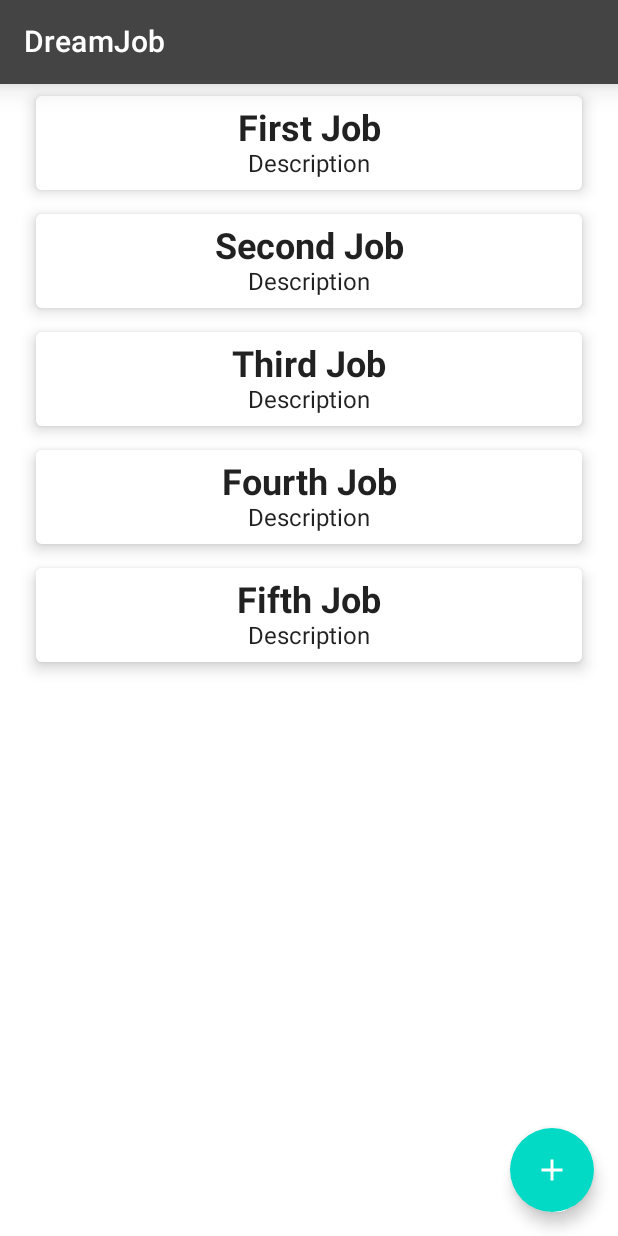
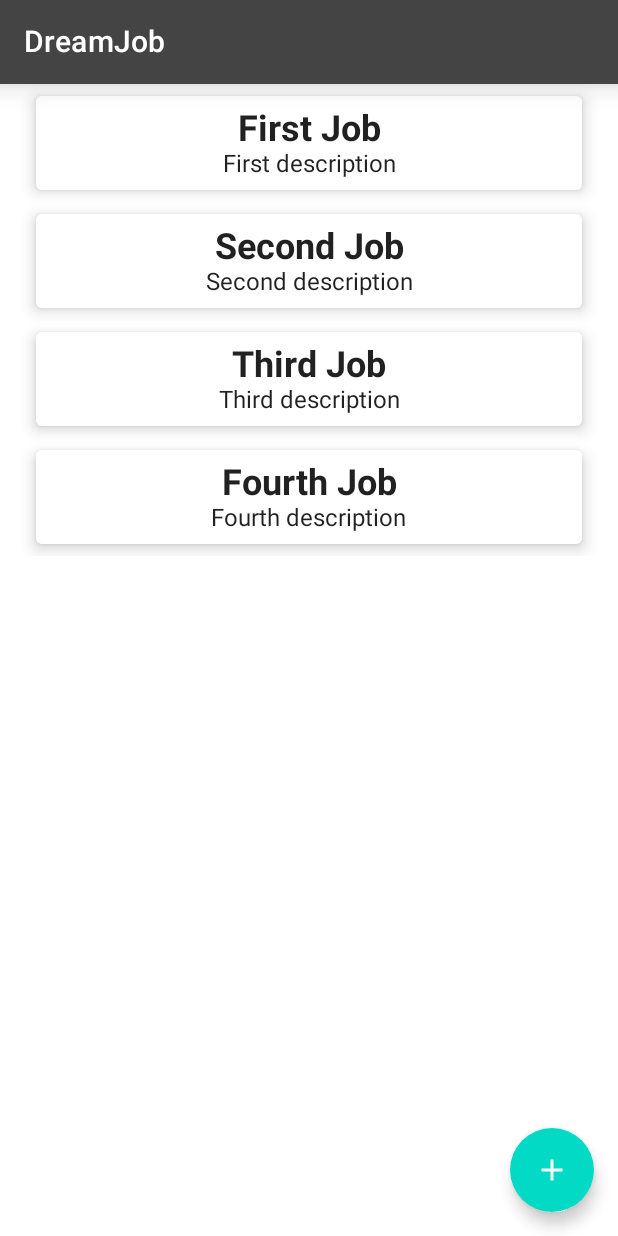
Before and after one commit to mrrlin/recruitment_agency, an Android app built with Jetpack Compose: the screen it shows after launch (MainActivity), after a tap on "Room Database", on a phone screen of 412 x 824 dp. Run offline under Robolectric (Android 15) with nearby library versions, the phone set to English and light mode, and no system bars; our stand-ins replace Room's generated code, livedata-compose.

Commit message:
Creating a view model. Adding work with the database Room.

```diff
--- a/app/build.gradle
+++ b/app/build.gradle
@@ -1,6 +1,7 @@
 plugins {
     id 'com.android.application'
     id 'org.jetbrains.kotlin.android'
+    id 'kotlin-kapt'
 }
 
 android {
@@ -31,6 +32,9 @@ android {
     }
     kotlinOptions {
         jvmTarget = '1.8'
+        freeCompilerArgs += [
+                "-Xjvm-default=all",
+        ]
     }
     buildFeatures {
         compose true
@@ -59,7 +63,13 @@ dependencies {
     androidTestImplementation "androidx.compose.ui:ui-test-junit4:$compose_version"
     debugImplementation "androidx.compose.ui:ui-tooling:$compose_version"
     debugImplementation "androidx.compose.ui:ui-test-manifest:$compose_version"
+    implementation "androidx.compose.runtime:runtime-livedata:$compose_version"
 
     def nav_version = "2.5.3"
     implementation "androidx.navigation:navigation-compose:$nav_version"
+
+    def room_version = "2.4.2"
+    implementation "androidx.room:room-runtime:$room_version"
+    kapt "androidx.room:room-compiler:$room_version"
+    implementation "androidx.room:room-ktx:$room_version"
 }
--- /dev/null
+++ b/app/src/main/java/ru/angel/recruitment_agency/MainViewModel.kt
@@ -0,0 +1,53 @@
+package ru.angel.recruitment_agency
+
+import android.app.Application
+import android.util.Log
+import androidx.lifecycle.AndroidViewModel
+import androidx.lifecycle.MutableLiveData
+import androidx.lifecycle.ViewModel
+import androidx.lifecycle.ViewModelProvider
+import ru.angel.recruitment_agency.model.Job
+import ru.angel.recruitment_agency.utils.TYPE_DATABASE
+import ru.angel.recruitment_agency.utils.TYPE_FIREBASE
+import ru.angel.recruitment_agency.utils.TYPE_ROOM
+
+class MainViewModel (application: Application) : AndroidViewModel(application) {
+
+    val readTest: MutableLiveData<List<Job>> by lazy {
+        MutableLiveData<List<Job>>()
+    }
+
+    val dbType: MutableLiveData<String> by lazy {
+        MutableLiveData<String>(TYPE_ROOM)
+    }
+
+    init {
+        readTest.value =
+            when(dbType.value) {
+                TYPE_ROOM -> {
+                    listOf<Job>(
+                        Job(title = "First Job", description = "First description"),
+                        Job(title = "Second Job", description = "Second description"),
+                        Job(title = "Third Job", description = "Third description"),
+                        Job(title = "Fourth Job", description = "Fourth description"),
+                    )
+                }
+                TYPE_FIREBASE -> listOf()
+                else -> listOf()
+            }
+    }
+
+    fun initDatabase(type: String) {
+        dbType.value = type
+        Log.d("checkData", "MainViewModel initDatabase with type: $type")
+    }
+}
+
+class MainViewModelFactory(private val application: Application) : ViewModelProvider.Factory {
+    override fun <T : ViewModel> create(modelClass: Class<T>): T {
+        if (modelClass.isAssignableFrom(MainViewModel::class.java)) {
+            return MainViewModel(application = application) as T
+        }
+        throw IllegalArgumentException("Unknown ViewModel Class")
+    }
+}
--- /dev/null
+++ b/app/src/main/java/ru/angel/recruitment_agency/model/Job.kt
@@ -0,0 +1,15 @@
+package ru.angel.recruitment_agency.model
+
+import androidx.room.ColumnInfo
+import androidx.room.Entity
+import androidx.room.PrimaryKey
+
+@Entity(tableName = "jobs_table")
+data class Job(
+    @PrimaryKey(autoGenerate = true)
+    val id: Int = 0,
+    @ColumnInfo
+    val title: String,
+    @ColumnInfo
+    val description: String
+)
--- a/app/src/main/java/ru/angel/recruitment_agency/screens/Main.kt
+++ b/app/src/main/java/ru/angel/recruitment_agency/screens/Main.kt
@@ -1,28 +1,42 @@
 package ru.angel.recruitment_agency.screens
 
+import android.app.Application
 import androidx.compose.foundation.clickable
 import androidx.compose.foundation.layout.Column
 import androidx.compose.foundation.layout.fillMaxSize
 import androidx.compose.foundation.layout.fillMaxWidth
 import androidx.compose.foundation.layout.padding
+import androidx.compose.foundation.lazy.LazyColumn
+import androidx.compose.foundation.lazy.items
 import androidx.compose.material.*
 import androidx.compose.material.icons.Icons
 import androidx.compose.material.icons.filled.Add
 import androidx.compose.runtime.Composable
+import androidx.compose.runtime.livedata.observeAsState
 import androidx.compose.ui.Alignment
 import androidx.compose.ui.Modifier
 import androidx.compose.ui.graphics.Color
+import androidx.compose.ui.platform.LocalContext
 import androidx.compose.ui.text.font.FontWeight
 import androidx.compose.ui.tooling.preview.Preview
 import androidx.compose.ui.unit.dp
 import androidx.compose.ui.unit.sp
+import androidx.lifecycle.viewmodel.compose.viewModel
 import androidx.navigation.NavHostController
 import androidx.navigation.compose.rememberNavController
+import ru.angel.recruitment_agency.MainViewModel
+import ru.angel.recruitment_agency.MainViewModelFactory
+import ru.angel.recruitment_agency.model.Job
 import ru.angel.recruitment_agency.navigation.NavRoute
 import ru.angel.recruitment_agency.ui.theme.Recruitment_agencyTheme
 
 @Composable
 fun MainScreen(navController: NavHostController) {
+    val context = LocalContext.current
+    val mViewModel: MainViewModel =
+        viewModel(factory = MainViewModelFactory(context.applicationContext as Application))
+
+    val jobs = mViewModel.readTest.observeAsState(listOf()).value
     Scaffold(
         floatingActionButton = {
             FloatingActionButton(
@@ -33,18 +47,24 @@ fun MainScreen(navController: NavHostController) {
             }
         }
     ) {
-        Column() {
-            JobItem(title = "First Job", subtitle = "Description", navController = navController)
-            JobItem(title = "Second Job", subtitle = "Description", navController = navController)
-            JobItem(title = "Third Job", subtitle = "Description", navController = navController)
-            JobItem(title = "Fourth Job", subtitle = "Description", navController = navController)
-            JobItem(title = "Fifth Job", subtitle = "Description", navController = navController)
+//        Column() {
+//            JobItem(title = "First Job", subtitle = "Description", navController = navController)
+//            JobItem(title = "Second Job", subtitle = "Description", navController = navController)
+//            JobItem(title = "Third Job", subtitle = "Description", navController = navController)
+//            JobItem(title = "Fourth Job", subtitle = "Description", navController = navController)
+//            JobItem(title = "Fifth Job", subtitle = "Description", navController = navController)
+//        }
+        LazyColumn {
+            items(jobs) { job ->
+                JobItem(job = job, navController = navController)
+
+            }
         }
     }
 }
 
 @Composable
-fun JobItem(title: String, subtitle: String, navController: NavHostController) {
+fun JobItem(job: Job, navController: NavHostController) {
     Card(
         modifier = Modifier
             .fillMaxWidth()
@@ -60,11 +80,11 @@ fun JobItem(title: String, subtitle: String, navController: NavHostController) {
         ) {
 
             Text(
-                text = title,
+                text = job.title,
                 fontSize = 24.sp,
                 fontWeight = FontWeight.Bold
             )
-            Text(text = subtitle)
+            Text(text = job.description)
         }
     }
 }
--- a/app/src/main/java/ru/angel/recruitment_agency/screens/Start.kt
+++ b/app/src/main/java/ru/angel/recruitment_agency/screens/Start.kt
@@ -1,5 +1,6 @@
 package ru.angel.recruitment_agency.screens
 
+import android.app.Application
 import androidx.compose.foundation.layout.*
 import androidx.compose.material.Button
 import androidx.compose.material.Scaffold
@@ -7,15 +8,24 @@ import androidx.compose.material.Text
 import androidx.compose.runtime.Composable
 import androidx.compose.ui.Alignment
 import androidx.compose.ui.Modifier
+import androidx.compose.ui.platform.LocalContext
 import androidx.compose.ui.tooling.preview.Preview
 import androidx.compose.ui.unit.dp
+import androidx.lifecycle.viewmodel.compose.viewModel
 import androidx.navigation.NavHostController
 import androidx.navigation.compose.rememberNavController
+import ru.angel.recruitment_agency.MainViewModel
+import ru.angel.recruitment_agency.MainViewModelFactory
 import ru.angel.recruitment_agency.navigation.NavRoute
 import ru.angel.recruitment_agency.ui.theme.Recruitment_agencyTheme
+import ru.angel.recruitment_agency.utils.TYPE_FIREBASE
+import ru.angel.recruitment_agency.utils.TYPE_ROOM
 
 @Composable
 fun StartScreen(navController: NavHostController) {
+    val context = LocalContext.current
+    val mViewModel: MainViewModel =
+        viewModel(factory = MainViewModelFactory(context.applicationContext as Application))
     Scaffold(
         modifier = Modifier.fillMaxSize()
     ) {
@@ -27,6 +37,7 @@ fun StartScreen(navController: NavHostController) {
             Text(text = "What will we use?")
             Button(
                 onClick = {
+                    mViewModel.initDatabase(TYPE_ROOM)
                       navController.navigate(route = NavRoute.Main.route)
                 },
                 modifier = Modifier
@@ -37,6 +48,7 @@ fun StartScreen(navController: NavHostController) {
             }
             Button(
                 onClick = {
+                    mViewModel.initDatabase(TYPE_FIREBASE)
                     navController.navigate(route = NavRoute.Main.route)
                 },
                 modifier = Modifier
--- /dev/null
+++ b/app/src/main/java/ru/angel/recruitment_agency/utils/Constants.kt
@@ -0,0 +1,5 @@
+package ru.angel.recruitment_agency.utils
+
+const val TYPE_DATABASE = "type_database"
+const val TYPE_ROOM = "type_room"
+const val TYPE_FIREBASE = "type_firebase"
```
